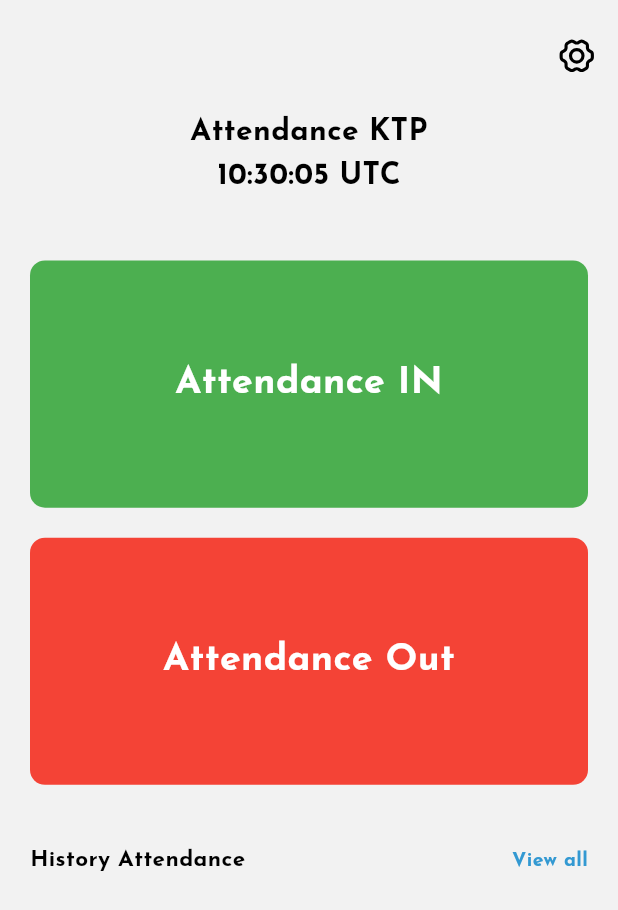
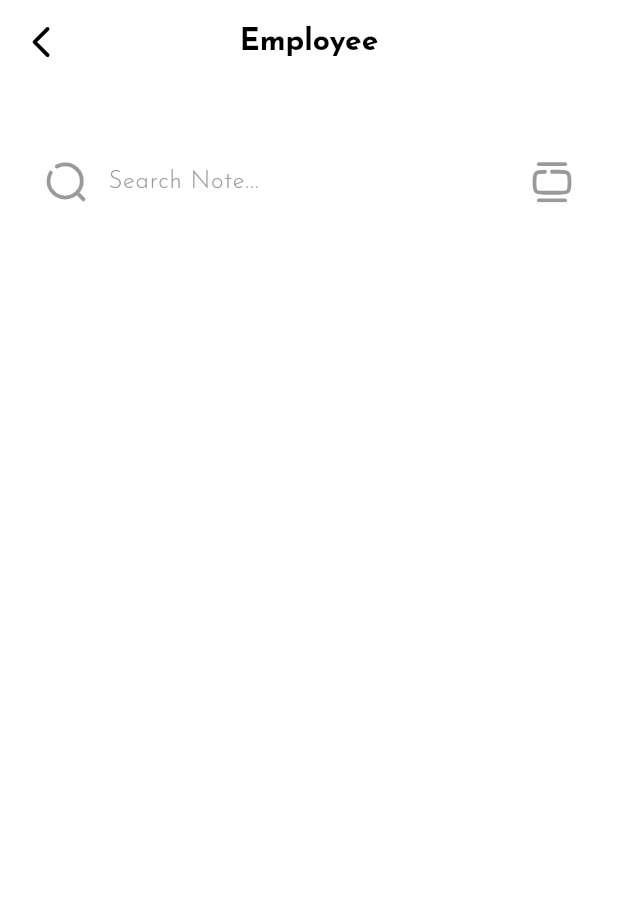
Before and after one commit to adimaulanaa/absensi-with-ktp, a Flutter app: the screen it shows after launch, after a tap on "View all", on a phone screen of 412 x 824 dp. Shown: the top 910 px of the screen. Run offline on Flutter 3.47's test engine with Material 3 defaults, Android fonts, the phone set to English and light mode, and no system bars; our stand-ins replace camera, dartz, device_info_plus, dio, equatable, flutter_bloc and 6 more; missing offline and left inert: flutter_nfc_kit, google_mlkit_commons, google_mlkit_face_detection; accounts and stored records are empty.

Commit message:
fix create employee

```diff
--- a/lib/core/media/media_res.dart
+++ b/lib/core/media/media_res.dart
@@ -12,6 +12,8 @@ class MediaRes {
   static const close = '$_baseIcon/close.svg';
   static const deleteUser = '$_baseIcon/user-delete.svg';
   static const addUser = '$_baseIcon/user-add.svg';
+  static const dSearch = '$_baseIcon/search.svg';
+  static const dSearchRight = '$_baseIcon/search-right.svg';
 
   // ! Onboarding
   static const omboarding = '$_baseImage/logo.png';
--- a/lib/features/dashboard/presentation/pages/dashboard_screen.dart
+++ b/lib/features/dashboard/presentation/pages/dashboard_screen.dart
@@ -12,6 +12,7 @@ import 'package:attendance_ktp/features/dashboard/data/models/employee_model.dar
 import 'package:attendance_ktp/features/dashboard/presentation/bloc/dashboard_bloc.dart';
 import 'package:attendance_ktp/features/dashboard/presentation/bloc/dashboard_event.dart';
 import 'package:attendance_ktp/features/dashboard/presentation/bloc/dashboard_state.dart';
+import 'package:attendance_ktp/features/dashboard/presentation/pages/view_all_employee.dart';
 import 'package:attendance_ktp/features/dashboard/presentation/widgets/dashboard_widgets.dart';
 import 'package:attendance_ktp/features/dashboard/presentation/widgets/reading_nfc.dart';
 import 'package:attendance_ktp/features/face_detection/face_detector_view.dart';
@@ -269,16 +270,23 @@ class _DashboardScreenState extends State<DashboardScreen> {
                     ),
                   ),
                   InkWell(
+                    splashFactory: NoSplash.splashFactory,
+                    highlightColor: Colors.transparent,
                     onTap: () {
-                      //
+                      Navigator.push(
+                        context,
+                        MaterialPageRoute(
+                          builder: (context) => const ViewAllEmployee(),
+                        ),
+                      );
                     },
                     child: Text(
-                    'View all',
-                    style: blueTextstyle.copyWith(
-                      fontSize: 13,
-                      fontWeight: bold,
+                      'View all',
+                      style: blueTextstyle.copyWith(
+                        fontSize: 13,
+                        fontWeight: bold,
+                      ),
                     ),
-                  ),
                   )
                 ],
               ),
--- /dev/null
+++ b/lib/features/dashboard/presentation/pages/view_all_employee.dart
@@ -0,0 +1,226 @@
+import 'package:attendance_ktp/core/config/config_resources.dart';
+import 'package:attendance_ktp/core/media/media_colors.dart';
+import 'package:attendance_ktp/core/media/media_res.dart';
+import 'package:attendance_ktp/core/media/media_text.dart';
+import 'package:attendance_ktp/core/utils/loading.dart';
+import 'package:attendance_ktp/core/utils/snackbar_extension.dart';
+import 'package:attendance_ktp/features/dashboard/data/models/employee_model.dart';
+import 'package:attendance_ktp/features/dashboard/presentation/bloc/dashboard_bloc.dart';
+import 'package:attendance_ktp/features/dashboard/presentation/bloc/dashboard_event.dart';
+import 'package:attendance_ktp/features/dashboard/presentation/bloc/dashboard_state.dart';
+import 'package:flutter/material.dart';
+import 'package:flutter_bloc/flutter_bloc.dart';
+import 'package:flutter_svg/svg.dart';
+
+class ViewAllEmployee extends StatefulWidget {
+  const ViewAllEmployee({super.key});
+
+  @override
+  State<ViewAllEmployee> createState() => _ViewAllEmployeeState();
+}
+
+class _ViewAllEmployeeState extends State<ViewAllEmployee> {
+  final searchController = TextEditingController();
+  List<EmployeeModel> allEmployee = [];
+
+  @override
+  void initState() {
+    super.initState();
+    context.read<DashboardBloc>().add(const GetEmployee());
+  }
+
+  @override
+  Widget build(BuildContext context) {
+    Size size = MediaQuery.of(context).size;
+    return Scaffold(
+      backgroundColor: AppColors.bgScreen,
+      appBar: AppBar(
+        backgroundColor: AppColors.bgScreen,
+        centerTitle: true,
+        title: Text(
+          'Employee',
+          style: blackTextstyle.copyWith(
+            fontSize: 20,
+            fontWeight: bold,
+          ),
+        ),
+        leading: InkWell(
+          splashFactory: NoSplash.splashFactory,
+          highlightColor: Colors.transparent,
+          onTap: () {
+            Navigator.pop(context);
+          },
+          child: Padding(
+            padding: const EdgeInsets.all(13.0),
+            child: SvgPicture.asset(
+              MediaRes.back,
+              // ignore: deprecated_member_use
+              color: AppColors.bgBlack,
+              fit: BoxFit.cover,
+            ),
+          ),
+        ),
+      ),
+      // body: _bodyData(size),
+      body: BlocListener<DashboardBloc, DashboardState>(
+        listener: (context, state) {
+          if (state is EmployeeError) {
+            if (state.error != '') {
+              context.showErrorSnackBar(
+                state.error,
+                onNavigate: () {}, // bottom close
+              );
+            }
+          } else if (state is EmployeeLoaded) {
+            if (state.data.isNotEmpty) {
+              allEmployee = state.data;
+            }
+          }
+        },
+        child: BlocBuilder<DashboardBloc, DashboardState>(
+          builder: (context, state) {
+            return Stack(
+              children: [
+                _bodyData(context, size), // Latar belakang utama
+                if (state is EmployeeLoading) ...[
+                  // Layar semi-transparan gelap
+                  Container(
+                    color: Colors.black.withOpacity(0.5),
+                  ),
+                  // Loading overlay
+                  const UIDialogLoading(text: StringResources.loading),
+                ],
+              ],
+            );
+          },
+        ),
+      ),
+    );
+  }
+
+  SafeArea _bodyData(BuildContext context, Size size) {
+    return SafeArea(
+      child: Padding(
+        padding: const EdgeInsets.only(left: 15, right: 15),
+        child: Column(
+          children: [
+            SizedBox(height: size.height * 0.05),
+            Padding(
+              padding: const EdgeInsets.only(left: 5, right: 5),
+              child: TextFormField(
+                controller: searchController,
+                decoration: InputDecoration(
+                  hintText: 'Search Note...',
+                  hintStyle: greyTextstyle.copyWith(
+                    fontSize: 16,
+                    fontWeight: light,
+                  ),
+                  border: OutlineInputBorder(
+                    borderRadius: BorderRadius.circular(10.0),
+                  ),
+                  enabledBorder: OutlineInputBorder(
+                    borderSide: const BorderSide(
+                      color: AppColors.bgTrans,
+                      width: 1.0,
+                    ),
+                    borderRadius: BorderRadius.circular(10.0),
+                  ),
+                  focusedBorder: InputBorder.none,
+                  filled: true,
+                  fillColor: AppColors.bgColor,
+                  // Menambahkan ikon di kiri
+                  prefixIcon: Padding(
+                    padding: const EdgeInsets.all(10.0),
+                    child: SvgPicture.asset(
+                      MediaRes.dSearch, // Ganti dengan ikon kiri yang sesuai
+                      // ignore: deprecated_member_use
+                      color: AppColors.bgGrey,
+                      width: 20, // Sesuaikan ukuran ikon
+                    ),
+                  ),
+                  // Ikon di kanan tetap ada
+                  suffixIcon: Padding(
+                    padding: const EdgeInsets.all(10.0),
+                    child: InkWell(
+                      splashFactory: NoSplash.splashFactory,
+                      highlightColor: Colors.transparent,
+                      onTap: () {
+                        // searchController.text = '';
+                        // search('');
+                      },
+                      child: SvgPicture.asset(
+                        MediaRes.dSearchRight,
+                        // ignore: deprecated_member_use
+                        color: AppColors.bgGrey,
+                        width: 20, // Sesuaikan ukuran ikon
+                      ),
+                    ),
+                  ),
+                  contentPadding: const EdgeInsets.symmetric(
+                      vertical: 12.0, horizontal: 14.0),
+                ),
+                onChanged: (value) {
+                  // search(value);
+                },
+                maxLines: 1,
+                style: blackTextstyle.copyWith(
+                  fontSize: 16,
+                  fontWeight: light,
+                ),
+              ),
+            ),
+            SizedBox(height: size.height * 0.05),
+            SingleChildScrollView(
+              child: Padding(
+                padding: const EdgeInsets.only(left: 20, right: 20),
+                child: Column(
+                  children: allEmployee.map((e) {
+                    return listEmployee(size, e);
+                  }).toList(),
+                ),
+              ),
+            ),
+          ],
+        ),
+      ),
+    );
+  }
+}
+
+Widget listEmployee(
+  Size size,
+  EmployeeModel e,
+) {
+  return Container(
+    height: size.height * 0.05,
+    padding: const EdgeInsets.only(left: 20, right: 20),
+    decoration: BoxDecoration(
+      color: Colors.green,
+      borderRadius: BorderRadius.circular(8),
+    ),
+    child: Row(
+      mainAxisAlignment: MainAxisAlignment.spaceBetween,
+      children: [
+        Text(
+          e.id.toString(),
+          style: whiteTextstyle.copyWith(
+            fontSize: 12,
+            fontWeight: medium,
+          ),
+          overflow: TextOverflow.ellipsis,
+          maxLines: 1,
+        ),
+        const SizedBox(width: 5),
+        Text(
+          e.name.toString(),
+          style: whiteTextstyle.copyWith(
+            fontSize: 12,
+            fontWeight: medium,
+          ),
+          overflow: TextOverflow.ellipsis,
+          maxLines: 1,
+        ),
+      ],
+    ),
+  );
+}
--- a/lib/features/services/employee_db_service.dart
+++ b/lib/features/services/employee_db_service.dart
@@ -61,7 +61,6 @@ class EmployeeDbService {
     List<EmployeeModel> res = [];
     List<Map<String, Object?>> result = await db.query(
       'employee',
-      where: 'created_on >= ?',
     );
     for (var e in result) {
       res.add(
```
Also changed, not shown: lib/features/settings/presentation/pages/create_employee.dart (+19 -6 lines), lib/features/settings/presentation/pages/settings_screen.dart (+31 -3 lines), assets/icons/search-right.svg (added), assets/icons/search.svg (added).
